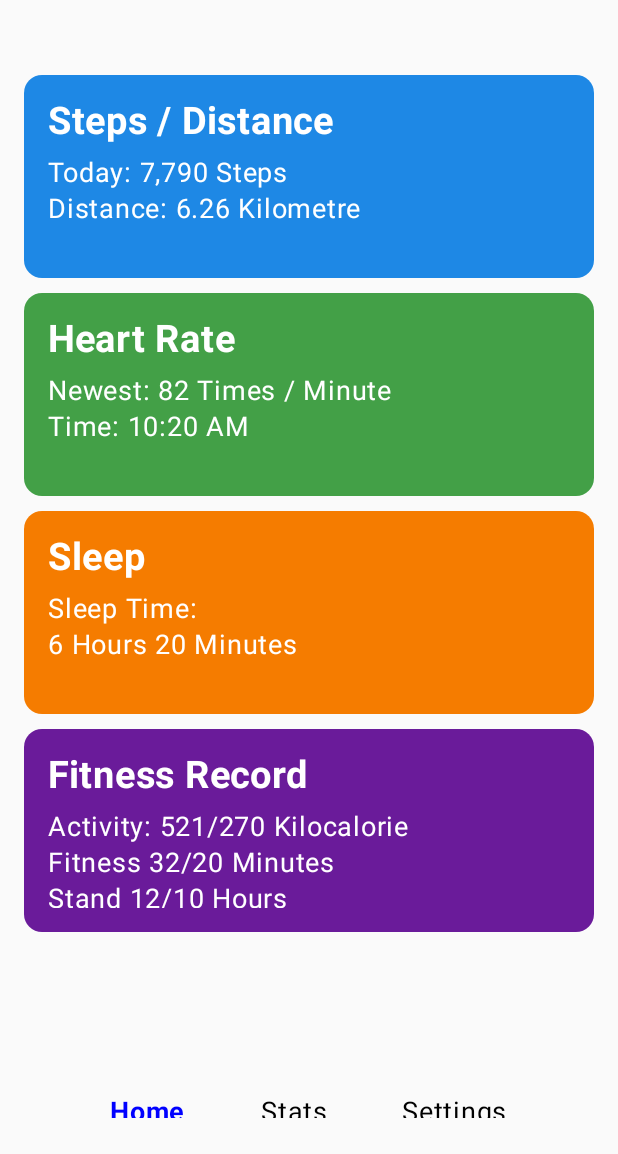
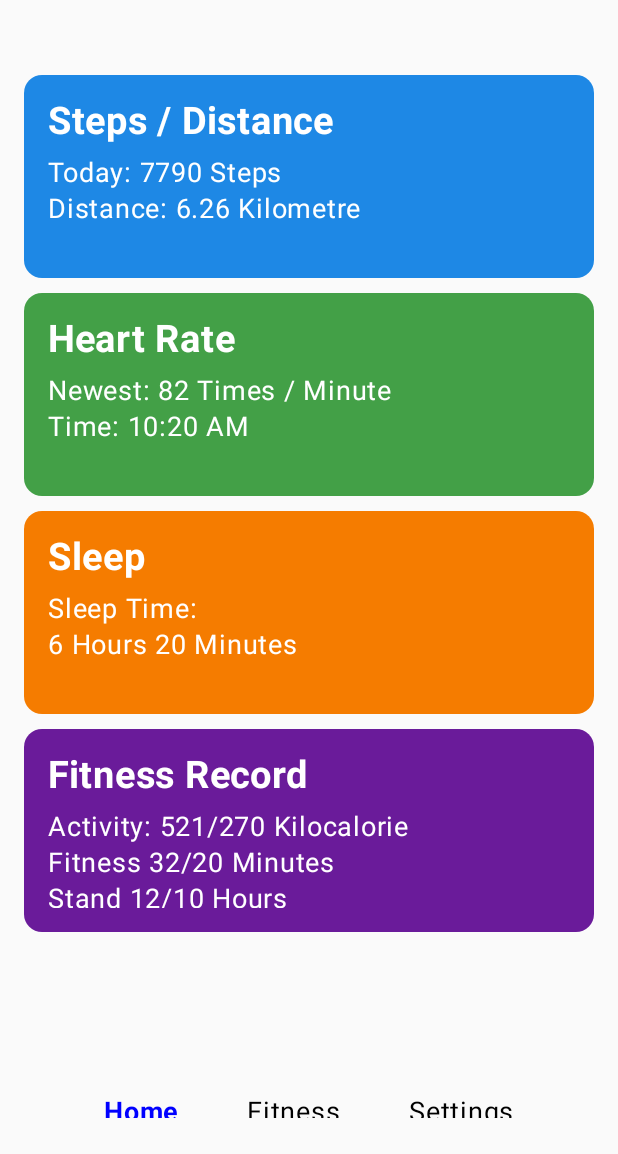
Before and after one commit to JiajunJiang-Oscar/CP3406_HealthStudio_App, an Android app built with Jetpack Compose: the screen it shows after launch (MainActivity), on a phone screen of 412 x 824 dp, the part 82-1236 px from its top. Run offline under Robolectric (Android 15) with nearby library versions, the phone set to English and light mode, and no system bars.

Commit message:
Add Menu function and put data in res

```diff
--- a/app/src/main/java/com/example/healthstudio/MainActivity.kt
+++ b/app/src/main/java/com/example/healthstudio/MainActivity.kt
@@ -1,5 +1,6 @@
 package com.example.healthstudio
 
+import android.content.Context
 import android.os.Bundle
 import androidx.activity.ComponentActivity
 import androidx.activity.compose.setContent
@@ -30,6 +31,7 @@ import androidx.compose.ui.text.font.FontWeight
 import androidx.compose.ui.tooling.preview.Preview
 import androidx.compose.ui.unit.dp
 import androidx.compose.ui.unit.sp
+import androidx.core.content.ContextCompat
 import com.example.healthstudio.ui.theme.HealthStudioTheme
 
 class MainActivity : ComponentActivity() {
@@ -38,14 +40,14 @@ class MainActivity : ComponentActivity() {
         enableEdgeToEdge()
         setContent {
             HealthStudioTheme {
-                AppScreen()
+                AppScreen(context = this)
             }
         }
     }
 }
 
 @Composable
-fun AppScreen() {
+fun AppScreen(context: Context) {
     var selectedTab by remember { mutableStateOf("Home") }
 
     Column(
@@ -63,7 +65,7 @@ fun AppScreen() {
             verticalArrangement = Arrangement.spacedBy(10.dp),
             modifier = Modifier.fillMaxWidth()
         ) {
-            items(getHealthData()) { card ->
+            items(getHealthData(context)) { card ->
                 CardBox(title = card.first, content = card.second, color = card.third)
             }
         }
@@ -104,7 +106,7 @@ fun MenuButton(selectedTab: String, onTabSelected: (String) -> Unit) {
         horizontalArrangement = Arrangement.SpaceEvenly,
         verticalAlignment = Alignment.CenterVertically
     ) {
-        listOf("Home", "Stats", "Settings").forEach { tab ->
+        listOf("Home", "Fitness", "Settings").forEach { tab ->
             Text(
                 text = tab,
                 fontSize = 18.sp,
@@ -116,20 +118,76 @@ fun MenuButton(selectedTab: String, onTabSelected: (String) -> Unit) {
     }
 }
 
+fun getHealthData(context: Context): List<Triple<String, String, Color>> {
+    val steps = 7790
+    val distance = 6.26
+    val heartRate = 82
+    val heartTime = "10:20 AM"
+    val sleepHours = 6
+    val sleepMinutes = 20
+    val activity = 521
+    val activityGoal = 270
+    val fitness = 32
+    val fitnessGoal = 20
+    val stand = 12
+    val standGoal = 10
 
-
-fun getHealthData(): List<Triple<String, String, Color>> {
     return listOf(
-        Triple("Steps / Distance", "Today: 7,790 Steps\nDistance: 6.26 Kilometre", Color(0xFF1E88E5)),
-        Triple("Heart Rate", "Newest: 82 Times / Minute\nTime: 10:20 AM", Color(0xFF43A047)),
-        Triple("Sleep", "Sleep Time:\n6 Hours 20 Minutes", Color(0xFFF57C00)),
-        Triple("Fitness Record", "Activity: 521/270 Kilocalorie\nFitness 32/20 Minutes\nStand 12/10 Hours", Color(0xFF6A1B9A))
+        Triple(
+            context.getString(R.string.steps_title),
+            context.getString(R.string.steps_content, steps, distance),
+            Color(ContextCompat.getColor(context, R.color.steps_color))
+        ),
+        Triple(
+            context.getString(R.string.heart_title),
+            context.getString(R.string.heart_content, heartRate, heartTime),
+            Color(ContextCompat.getColor(context, R.color.heart_color))
+        ),
+        Triple(
+            context.getString(R.string.sleep_title),
+            context.getString(R.string.sleep_content, sleepHours, sleepMinutes),
+            Color(ContextCompat.getColor(context, R.color.sleep_color))
+        ),
+        Triple(
+            context.getString(R.string.fitness_title),
+            context.getString(R.string.fitness_content, activity, activityGoal, fitness, fitnessGoal, stand, standGoal),
+            Color(ContextCompat.getColor(context, R.color.fitness_color))
+        )
     )
 }
 
+fun defaultHealthData(): List<Triple<String, String, Color>> {
+    return listOf(
+        Triple("Steps / Distance", "Today: -- Steps\nDistance: -- Kilometre", Color(0xFF1E88E5)),
+        Triple("Heart Rate", "Newest: -- Times / Minute\nTime: --", Color(0xFF43A047)),
+        Triple("Sleep", "Sleep Time:\n-- Hours -- Minutes", Color(0xFFF57C00)),
+        Triple("Fitness Record", "Activity: --/-- Kilocalorie\nFitness --/-- Minutes\nStand --/-- Hours", Color(0xFF6A1B9A))
+    )
+}
 
-@Preview (showBackground = true)
+@Preview(showBackground = true)
 @Composable
 fun PreviewUserGUI() {
-    AppScreen()
+    HealthStudioTheme {
+        Column(
+            modifier = Modifier
+                .fillMaxSize()
+                .padding(16.dp)
+        ) {
+            Text(
+                text = "Health Studio",
+                fontSize = 32.sp,
+                fontWeight = FontWeight.Bold,
+                modifier = Modifier.padding(bottom = 50.dp)
+            )
+            LazyColumn(
+                verticalArrangement = Arrangement.spacedBy(10.dp),
+                modifier = Modifier.fillMaxWidth()
+            ) {
+                items(defaultHealthData()) { card ->
+                    CardBox(title = card.first, content = card.second, color = card.third)
+                }
+            }
+        }
+    }
 }
--- a/app/src/main/res/values/colors.xml
+++ b/app/src/main/res/values/colors.xml
@@ -7,4 +7,8 @@
     <color name="teal_700">#FF018786</color>
     <color name="black">#FF000000</color>
     <color name="white">#FFFFFFFF</color>
+    <color name="steps_color">#1E88E5</color>
+    <color name="heart_color">#43A047</color>
+    <color name="sleep_color">#F57C00</color>
+    <color name="fitness_color">#6A1B9A</color>
 </resources>
--- a/app/src/main/res/values/strings.xml
+++ b/app/src/main/res/values/strings.xml
@@ -1,3 +1,15 @@
 <resources>
     <string name="app_name">HealthStudio</string>
+
+    <string name="steps_title">Steps / Distance</string>
+    <string name="steps_content">Today: %d Steps\nDistance: %.2f Kilometre</string>
+
+    <string name="heart_title">Heart Rate</string>
+    <string name="heart_content">Newest: %d Times / Minute\nTime: %s</string>
+
+    <string name="sleep_title">Sleep</string>
+    <string name="sleep_content">Sleep Time:\n%d Hours %d Minutes</string>
+
+    <string name="fitness_title">Fitness Record</string>
+    <string name="fitness_content">Activity: %d/%d Kilocalorie\nFitness %d/%d Minutes\nStand %d/%d Hours</string>
 </resources>
```
